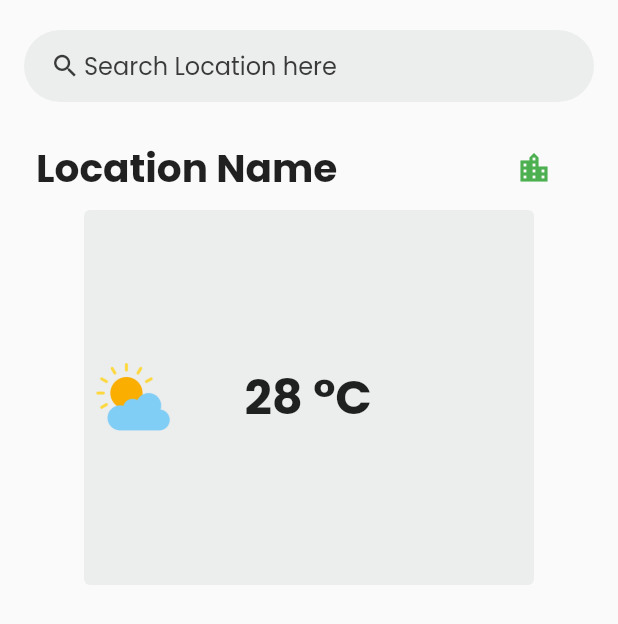
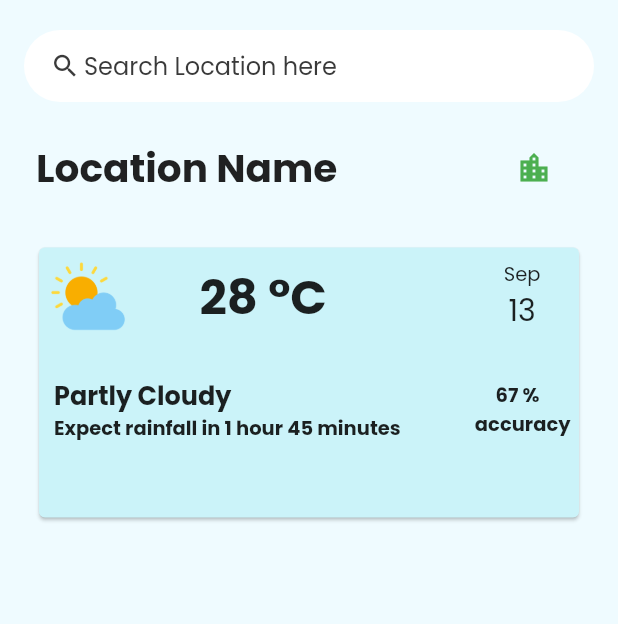
Before and after one commit to nikhil-RGB/weather-prediction-app, a Flutter app: the screen it shows after launch, on a phone screen of 412 x 824 dp. Shown: the top 624 px of the screen. Run offline on Flutter 3.47's test engine with Material 2 defaults, Android fonts, the phone set to English and light mode, and no system bars; our stand-ins replace google_fonts.

Commit message:
✨ Add current weather card

```diff
--- a/lib/colors.dart
+++ b/lib/colors.dart
@@ -15,3 +15,5 @@ const Color items_dark = Color.fromARGB(255, 151, 146, 151);
 
 const Color component_bright = Color(0xFFF62C2C);
 const Color component_light = Color(0xFFECEDED);
+const Color blue = Color(0xFFCBF3F9);
+const Color bgStandard = Color(0xFFEFFBFF);
--- a/lib/home.dart
+++ b/lib/home.dart
@@ -1,6 +1,7 @@
 import 'package:flutter/material.dart';
 import 'package:google_fonts/google_fonts.dart';
 import 'package:weather_prediction_app/colors.dart';
+import 'package:intl/intl.dart';
 
 class Home extends StatefulWidget {
   const Home({super.key});
@@ -10,11 +11,16 @@ class Home extends StatefulWidget {
 }
 
 class _HomeState extends State<Home> {
+  //These variables will be read from the API/data model we will read from
+  String weather = "Partly Cloudy";
+  String prediction = "1 hour 45 minutes";
+  int accuracy = 67;
   //build function for main homepage, main page of the application
   @override
   Widget build(BuildContext context) {
     return SafeArea(
         child: Scaffold(
+      backgroundColor: bgStandard,
       body: Column(
         children: [
           createSearcher(),
@@ -38,6 +44,9 @@ class _HomeState extends State<Home> {
               ),
             ),
           ),
+          const SizedBox(
+            height: 25.0,
+          ),
           weatherCard(),
         ],
       ),
@@ -50,7 +59,7 @@ class _HomeState extends State<Home> {
       child: Container(
         padding: const EdgeInsets.symmetric(horizontal: 15),
         decoration: BoxDecoration(
-          color: component_light,
+          color: Colors.white,
           borderRadius: BorderRadius.circular(25),
         ),
         child: const TextField(
@@ -74,12 +83,13 @@ class _HomeState extends State<Home> {
   //Widget for weather prediction
   Card weatherCard() {
     return Card(
-      color: component_light,
-      elevation: 0.0,
+      color: blue,
       child: SizedBox(
-        width: 300,
-        height: 250,
-        child: Row(
+        width: 360,
+        height: 180,
+        child: Column(
+          children: [
+            Row(
               children: [
                 Padding(
                   padding: const EdgeInsets.all(8.0),
@@ -98,10 +108,68 @@ class _HomeState extends State<Home> {
                       fontWeight: FontWeight.bold,
                     ),
                   ),
+                ),
+                SizedBox(width: MediaQuery.of(context).size.width * 0.26),
+                currentDate(),
+              ],
+            ),
+            const SizedBox(
+              height: 20,
+            ),
+            Row(
+              children: [
+                predictionText(),
+                SizedBox(width: MediaQuery.of(context).size.width * 0.12),
+                Text(
+                  "     $accuracy % \naccuracy",
+                  style: TextStyle(fontWeight: FontWeight.bold, fontSize: 13),
                 )
+              ],
+            ),
           ],
         ),
       ),
     );
   }
+
+  Widget predictionText() {
+    return Padding(
+      padding: const EdgeInsets.only(left: 10),
+      child: Column(
+        crossAxisAlignment: CrossAxisAlignment.start,
+        children: [
+          Text(
+            weather,
+            style: TextStyle(fontSize: 17, fontWeight: FontWeight.bold),
+          ),
+          Text(
+            "Expect rainfall in $prediction",
+            style: TextStyle(fontSize: 13, fontWeight: FontWeight.bold),
+          )
+        ],
+      ),
+    );
   }
+
+  //gets a current date string
+  Widget currentDate() {
+    DateTime now = DateTime.now();
+    String month = DateFormat.MMMM().format(now);
+    return SizedBox(
+      height: 50,
+      width: 30,
+      child: Column(
+        children: [
+          Text(
+            "${month}".substring(0, 3),
+            style: TextStyle(fontSize: 13),
+          ),
+          Text(
+            "${now.day}",
+            style: TextStyle(fontSize: 20),
+          )
+        ],
+      ),
+    );
+  }
+}
--- a/pubspec.yaml
+++ b/pubspec.yaml
@@ -36,6 +36,7 @@ dependencies:
   # Use with the CupertinoIcons class for iOS style icons.
   cupertino_icons: ^1.0.2
   google_fonts: ^5.1.0
+  intl: ^0.18.1
 
 dev_dependencies:
   flutter_test:
```
Also changed, not shown: pubspec.lock. Lines whose indentation alone changed are shown as unchanged.
